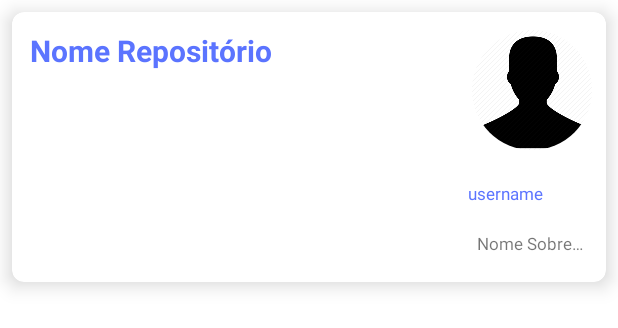
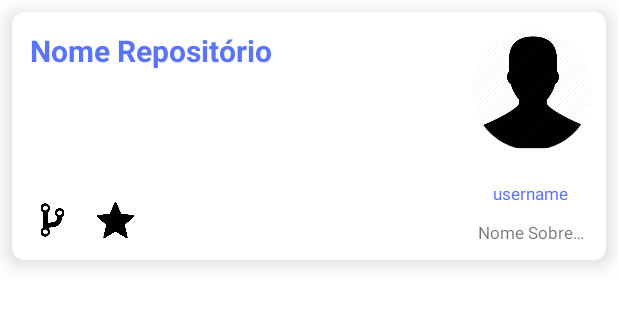
Before and after one commit to Andrade-Tales/KotlinPop, an Android app: the layout res_item_user.xml on its own in the app's theme, with its tools: preview values and no code run, on a phone screen of 412 x 824 dp. Shown: the top 328 px of the screen. Run offline under Robolectric (Android 15) with nearby library versions, the phone set to English and light mode, and no system bars.

Commit message:
Icone de navegação

```diff
--- a/app/build.gradle
+++ b/app/build.gradle
@@ -1,6 +1,7 @@
 plugins {
     id 'com.android.application'
     id 'org.jetbrains.kotlin.android'
+    id 'kotlin-android'
     id 'kotlin-kapt'
 }
 
@@ -43,6 +44,7 @@ dependencies {
 
     implementation 'de.hdodenhof:circleimageview:3.1.0'
 
+    implementation 'com.google.android.material:material:1.6.1'
     implementation 'androidx.core:core-ktx:1.9.0'
     implementation 'androidx.appcompat:appcompat:1.5.1'
     implementation 'com.google.android.material:material:1.6.1'
--- a/app/src/main/AndroidManifest.xml
+++ b/app/src/main/AndroidManifest.xml
@@ -2,6 +2,8 @@
 <manifest xmlns:android="http://schemas.android.com/apk/res/android"
     xmlns:tools="http://schemas.android.com/tools"
     package="com.lista.kotlinpop">
+
+    <uses-permission android:name="android.permission.INTERNET" />
 
     <application
         android:allowBackup="true"
@@ -23,7 +25,4 @@
             </intent-filter>
         </activity>
     </application>
-
-    <uses-permission android:name="android.permission.INTERNET" />
-
 </manifest>
--- a/app/src/main/res/layout/res_item_user.xml
+++ b/app/src/main/res/layout/res_item_user.xml
@@ -3,11 +3,10 @@
     xmlns:app="http://schemas.android.com/apk/res-auto"
     xmlns:tools="http://schemas.android.com/tools"
     android:layout_width="match_parent"
-    android:layout_height="180dp"
+    android:layout_height="165dp"
     android:layout_margin="8dp"
     app:cardCornerRadius="8dp"
     app:cardElevation="8dp">
-
 
     <androidx.constraintlayout.widget.ConstraintLayout
         android:layout_width="match_parent"
@@ -22,12 +21,14 @@
             android:layout_width="0dp"
             android:layout_height="wrap_content"
             android:layout_margin="12dp"
+            android:layout_marginTop="32dp"
             android:ellipsize="end"
             android:maxLines="1"
             android:textColor="@color/title"
             android:textSize="20sp"
             android:textStyle="bold"
-            app:layout_constraintEnd_toStartOf="@+id/imageView"
+            app:layout_constraintEnd_toStartOf="@+id/perfil_imagem"
+            app:layout_constraintHorizontal_bias="1.0"
             app:layout_constraintStart_toStartOf="parent"
             app:layout_constraintTop_toTopOf="parent"
             tools:text="Nome Repositório" />
@@ -40,13 +41,13 @@
             android:maxLines="2"
             android:textSize="14sp"
             app:layout_constraintBottom_toBottomOf="parent"
-            app:layout_constraintEnd_toEndOf="@id/titulo"
+            app:layout_constraintEnd_toEndOf="@+id/titulo"
             app:layout_constraintStart_toStartOf="@id/titulo"
             app:layout_constraintTop_toBottomOf="@+id/titulo"
             tools:text="@tools:sample/lorem/random" />
 
         <de.hdodenhof.circleimageview.CircleImageView
-            android:id="@+id/imageView"
+            android:id="@+id/perfil_imagem"
             android:layout_width="80dp"
             android:layout_height="85dp"
             android:layout_margin="9dp"
@@ -64,14 +65,15 @@
             android:layout_margin="9dp"
             android:layout_marginTop="9dp"
             android:ellipsize="end"
+            android:gravity="center"
             android:maxLines="1"
             android:textColor="@color/title"
             android:textSize="11sp"
-            app:layout_constraintBottom_toBottomOf="@+id/imageView"
+            app:layout_constraintBottom_toBottomOf="@+id/perfil_imagem"
             app:layout_constraintEnd_toEndOf="parent"
             app:layout_constraintHorizontal_bias="0.0"
             app:layout_constraintStart_toEndOf="@+id/descricao"
-            app:layout_constraintTop_toBottomOf="@+id/imageView"
+            app:layout_constraintTop_toBottomOf="@+id/perfil_imagem"
             tools:text="username" />
 
         <TextView
@@ -81,6 +83,7 @@
             android:layout_margin="6dp"
             android:layout_marginTop="19dp"
             android:ellipsize="end"
+            android:gravity="center"
             android:maxLines="1"
             android:textSize="11sp"
             app:layout_constraintBottom_toBottomOf="parent"
@@ -90,6 +93,28 @@
             app:layout_constraintTop_toBottomOf="@+id/username"
             tools:text="Nome Sobrenome" />
 
+        <ImageView
+            android:id="@+id/git_icon"
+            android:layout_width="30dp"
+            android:layout_height="25dp"
+            android:layout_marginStart="12dp"
+            app:layout_constraintBottom_toBottomOf="parent"
+            app:layout_constraintStart_toStartOf="parent"
+            app:layout_constraintTop_toBottomOf="@+id/descricao"
+            app:srcCompat="@drawable/git" />
+
+        <ImageView
+            android:id="@+id/estrela_icon"
+            android:layout_width="30dp"
+            android:layout_height="25dp"
+            android:layout_margin="12dp"
+            app:layout_constraintBottom_toBottomOf="parent"
+            app:layout_constraintStart_toEndOf="@+id/git_icon"
+            app:layout_constraintTop_toBottomOf="@+id/descricao"
+            app:layout_constraintVertical_bias="0.481"
+            app:srcCompat="@drawable/estrela" />
+
+
     </androidx.constraintlayout.widget.ConstraintLayout>
 
 </com.google.android.material.card.MaterialCardView>
```
Also changed, not shown: app/src/main/ic_launcher_estrela-playstore.png (added), app/src/main/ic_launcher_git-playstore.png (added), app/src/main/res/drawable/estrela.png (added), app/src/main/res/drawable/git.png (added).
